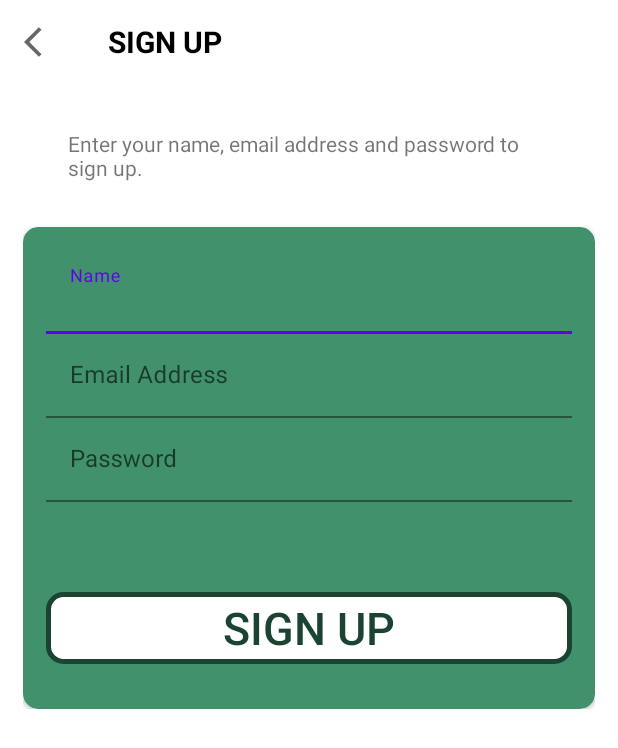
After one commit to Cap0011/Managect, an Android app: the SignUpActivity screen opened directly, with no data from a screen before it, on a phone screen of 412 x 824 dp. The commit adds this screen. Shown: the top 748 px of the screen. Run offline under Robolectric (Android 15) with nearby library versions, the light colour scheme and no system bars; Roboto replaces fonts that are not available here.

Commit message:
Added signin/signup screen

```diff
--- a/app/build.gradle
+++ b/app/build.gradle
@@ -40,6 +40,8 @@ dependencies {
     implementation 'androidx.appcompat:appcompat:1.3.1'
     implementation 'com.google.android.material:material:1.4.0'
     implementation 'androidx.constraintlayout:constraintlayout:2.1.0'
+    implementation("androidx.cardview:cardview:1.0.0")
+
     testImplementation 'junit:junit:4.+'
     androidTestImplementation 'androidx.test.ext:junit:1.1.3'
     androidTestImplementation 'androidx.test.espresso:espresso-core:3.4.0'
--- /dev/null
+++ b/app/src/main/java/com/example/managect/SignUpActivity.kt
@@ -0,0 +1,32 @@
+package com.example.managect
+
+import androidx.appcompat.app.AppCompatActivity
+import android.os.Bundle
+import android.view.WindowManager
+import kotlinx.android.synthetic.main.activity_sign_up.*
+
+class SignUpActivity : AppCompatActivity() {
+    override fun onCreate(savedInstanceState: Bundle?) {
+        super.onCreate(savedInstanceState)
+        setContentView(R.layout.activity_sign_up)
+
+        window.setFlags(
+            WindowManager.LayoutParams.FLAG_FULLSCREEN,
+            WindowManager.LayoutParams.FLAG_FULLSCREEN
+        )
+
+        setupActionBar()
+    }
+
+    private fun setupActionBar(){
+        setSupportActionBar(tb_signup)
+
+        val actionBar = supportActionBar
+        if(actionBar != null){
+            actionBar.setDisplayHomeAsUpEnabled(true)
+            actionBar.setHomeAsUpIndicator(R.drawable.ic_baseline_arrow_back_ios_24)
+        }
+
+        tb_signup.setNavigationOnClickListener { onBackPressed() }
+    }
+}
--- a/app/src/main/res/drawable-v24/white_button_shape_button_rounded.xml
+++ b/app/src/main/res/drawable-v24/white_button_shape_button_rounded.xml
@@ -1,7 +1,7 @@
 <?xml version="1.0" encoding="utf-8"?>
 <shape xmlns:android="http://schemas.android.com/apk/res/android" android:shape="rectangle">
 
-    <stroke android:color="@color/colour7" android:width="1dp"/>
+    <stroke android:color="@color/colour7" android:width="3dp"/>
     <solid android:color="@color/white"/>
     <corners android:radius="10dp"></corners>
 </shape>
--- /dev/null
+++ b/app/src/main/res/drawable/ic_baseline_arrow_back_ios_24.xml
@@ -0,0 +1,10 @@
+<vector xmlns:android="http://schemas.android.com/apk/res/android"
+    android:width="24dp"
+    android:height="24dp"
+    android:viewportWidth="24"
+    android:viewportHeight="24"
+    android:tint="?attr/colorControlNormal">
+  <path
+      android:fillColor="@android:color/white"
+      android:pathData="M11.67,3.87L9.9,2.1 0,12l9.9,9.9 1.77,-1.77L3.54,12z"/>
+</vector>
--- /dev/null
+++ b/app/src/main/res/layout/activity_sign_up.xml
@@ -0,0 +1,111 @@
+<?xml version="1.0" encoding="utf-8"?>
+<LinearLayout xmlns:android="http://schemas.android.com/apk/res/android"
+    xmlns:app="http://schemas.android.com/apk/res-auto"
+    xmlns:tools="http://schemas.android.com/tools"
+    android:layout_width="match_parent"
+    android:layout_height="match_parent"
+    android:orientation="vertical"
+    tools:context=".SignUpActivity">
+    <androidx.appcompat.widget.Toolbar
+        android:id="@+id/tb_signup"
+        android:layout_width="match_parent"
+        android:layout_height="?attr/actionBarSize">
+        <TextView
+            android:layout_width="match_parent"
+            android:layout_height="wrap_content"
+            android:text="SIGN UP"
+            android:textStyle="bold"
+            android:textColor="@color/black"
+            android:textSize="20sp">
+        </TextView>
+    </androidx.appcompat.widget.Toolbar>
+
+    <LinearLayout
+        android:layout_width="match_parent"
+        android:layout_height="wrap_content"
+        android:layout_marginLeft="15dp"
+        android:layout_marginRight="15dp"
+        android:orientation="vertical">
+
+        <TextView
+            android:layout_width="match_parent"
+            android:layout_height="wrap_content"
+            android:padding="30dp"
+            android:text="Enter your name, email address and password to sign up.">
+
+        </TextView>
+
+        <androidx.cardview.widget.CardView
+            xmlns:card_view="http://schemas.android.com/apk/res-auto"
+            android:layout_width="match_parent"
+            android:layout_height="wrap_content"
+            card_view:cardBackgroundColor="@color/colour5"
+            card_view:cardCornerRadius="10dp">
+
+            <LinearLayout
+                android:layout_width="match_parent"
+                android:layout_height="wrap_content"
+                android:layout_marginLeft="15dp"
+                android:layout_marginTop="15dp"
+                android:layout_marginRight="15dp"
+                android:layout_marginBottom="30dp"
+                android:orientation="vertical">
+
+                <com.google.android.material.textfield.TextInputLayout
+                    android:layout_width="match_parent"
+                    android:layout_height="wrap_content">
+
+                    <androidx.appcompat.widget.AppCompatEditText
+                        android:id="@+id/et_name"
+                        android:layout_width="match_parent"
+                        android:layout_height="wrap_content"
+                        android:backgroundTint="@color/colour5"
+                        android:hint="Name"
+                        android:inputType="text"
+                        android:textColor="@color/lightgrey"></androidx.appcompat.widget.AppCompatEditText>
+
+                </com.google.android.material.textfield.TextInputLayout>
+
+                <com.google.android.material.textfield.TextInputLayout
+                    android:layout_width="match_parent"
+                    android:layout_height="wrap_content">
+
+                    <androidx.appcompat.widget.AppCompatEditText
+                        android:id="@+id/et_email"
+                        android:layout_width="match_parent"
+                        android:layout_height="wrap_content"
+                        android:backgroundTint="@color/colour5"
+                        android:hint="Email Address"
+                        android:inputType="textEmailAddress"
+                        android:textColor="@color/lightgrey"></androidx.appcompat.widget.AppCompatEditText>
+
+                </com.google.android.material.textfield.TextInputLayout>
+
+                <com.google.android.material.textfield.TextInputLayout
+                    android:layout_width="match_parent"
+                    android:layout_height="wrap_content">
+
+                    <androidx.appcompat.widget.AppCompatEditText
+                        android:id="@+id/et_password"
+                        android:layout_width="match_parent"
+                        android:layout_height="wrap_content"
+                        android:backgroundTint="@color/colour5"
+                        android:hint="Password"
+                        android:inputType="textPassword"
+                        android:textColor="@color/lightgrey"></androidx.appcompat.widget.AppCompatEditText>
+
+                </com.google.android.material.textfield.TextInputLayout>
+
+                <androidx.appcompat.widget.AppCompatButton
+                    android:layout_width="match_parent"
+                    android:layout_height="wrap_content"
+                    android:layout_marginTop="60dp"
+                    android:background="@drawable/white_button_shape_button_rounded"
+                    android:text="SIGN UP"
+                    android:textColor="@color/colour7"
+
+                    android:textSize="30sp"></androidx.appcompat.widget.AppCompatButton>
+            </LinearLayout>
+        </androidx.cardview.widget.CardView>
+    </LinearLayout>
+</LinearLayout>
--- a/app/src/main/res/values/colors.xml
+++ b/app/src/main/res/values/colors.xml
@@ -16,5 +16,7 @@
     <color name="colour6">#2d6a4f</color>
     <color name="colour7">#1b4332</color>
     <color name="colour8">#1b4332</color>
+    <color name="grey">#7F000000</color>
+    <color name="lightgrey">#1A000000</color>
 
 </resources>
--- a/app/src/main/res/values/dimens.xml
+++ b/app/src/main/res/values/dimens.xml
@@ -3,6 +3,6 @@
     <dimen name="splash_screen_title_text_size">70sp</dimen>
     <dimen name="intro_screen_app_name_size">45sp</dimen>
     <dimen name="intro_screen_title_size">30sp</dimen>
-    <dimen name="intro_screen_text_size">20sp</dimen>
+    <dimen name="intro_screen_text_size">18sp</dimen>
     <dimen name="intro_screen_button_size">30sp</dimen>
 </resources>
```
Also changed, not shown: app/src/main/AndroidManifest.xml (+9 -2 lines), app/src/main/java/com/example/managect/IntroActivity.kt (+15 -0 lines), app/src/main/java/com/example/managect/SignInActivity.kt (added, +32 -0 lines), app/src/main/res/layout/activity_intro.xml (+7 -4 lines), app/src/main/res/layout/activity_sign_in.xml (added, +102 -0 lines).
